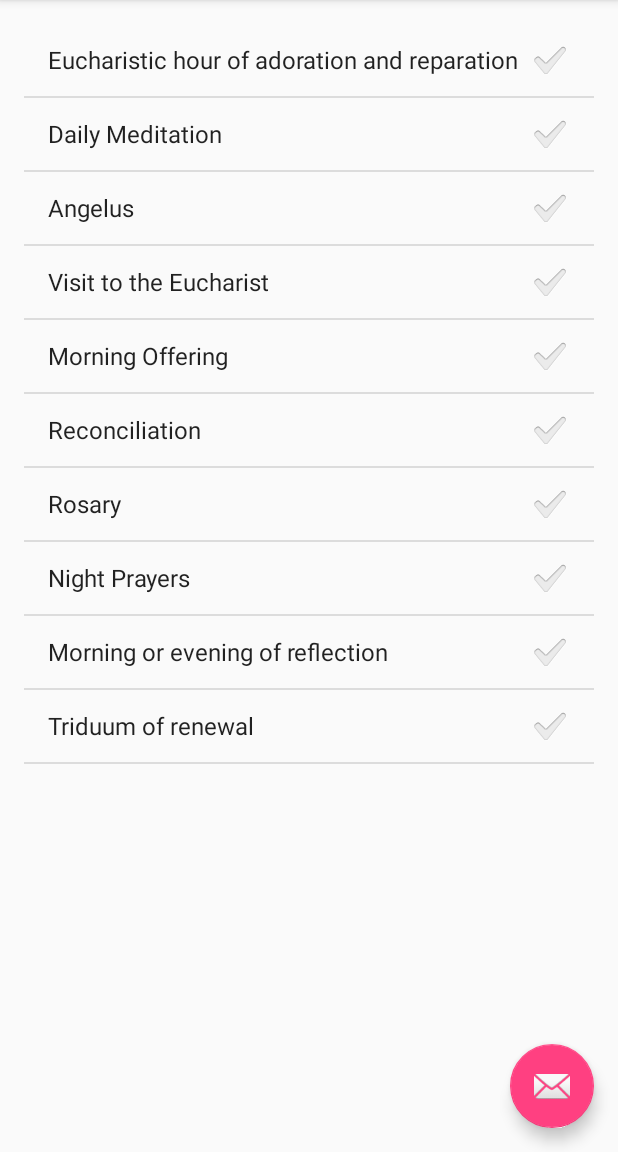
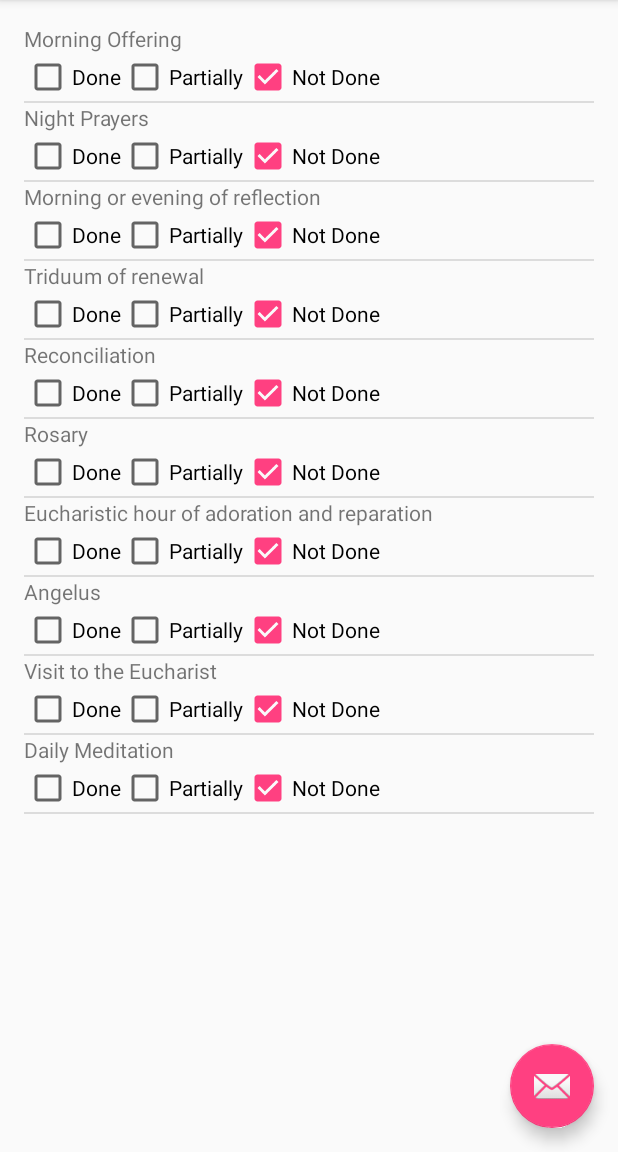
Before and after one commit to mmfsf/eprogramoflife, an Android app: the screen it shows after launch (MainActivity), on a phone screen of 412 x 824 dp, the part 84-1236 px from its top. Run offline under Robolectric (Android 15) with nearby library versions, the phone set to English and light mode, and no system bars.

Commit message:
implement custom list view and adapter for commitments

```diff
--- /dev/null
+++ b/code/eprogramoflifeapp/app/src/main/java/com/ducinaltum/programoflife/CommitmentsAdapter.java
@@ -0,0 +1,79 @@
+package com.ducinaltum.programoflife;
+
+import android.content.Context;
+import android.view.LayoutInflater;
+import android.view.View;
+import android.view.ViewGroup;
+import android.widget.ArrayAdapter;
+import android.widget.CheckBox;
+import android.widget.TextView;
+
+import java.util.ArrayList;
+import java.util.Date;
+import java.util.List;
+
+import domain.Commitment;
+
+/**
+ * Created by marcosfarias on 3/13/17.
+ */
+
+public class CommitmentsAdapter extends ArrayAdapter<Commitment> {
+    private ArrayList<Commitment> dataSet;
+    Context mContext;
+
+    public CommitmentsAdapter(Context context, int textViewResourceId) {
+        super(context, textViewResourceId);
+    }
+
+    public CommitmentsAdapter(Context context, int resource, List<Commitment> data) {
+        super(context, resource, data);
+    }
+
+    @Override
+    public View getView(int position, View convertView, ViewGroup parent) {
+        View v = convertView;
+
+        if (v == null) {
+            LayoutInflater vi;
+            vi = LayoutInflater.from(getContext());
+            v = vi.inflate(R.layout.list_commitment, null);
+        }
+
+        Commitment p = getItem(position);
+
+        if (p != null) {
+            TextView tt1 = (TextView) v.findViewById(R.id.tvDescription);
+            CheckBox cbDone = (CheckBox) v.findViewById(R.id.cbDone);
+            CheckBox cbPartially = (CheckBox) v.findViewById(R.id.cbPartialy);
+            CheckBox cbNotDone = (CheckBox) v.findViewById(R.id.cbNotDone);
+
+            if (tt1 != null) {
+                tt1.setText(p.getDescription());
+            }
+
+            Commitment.Level level = Commitment.Level.NotDone; //p.getPerformed().get(new Date());
+
+            switch (level){
+                case Done:
+                    cbDone.setChecked(true);
+                    cbPartially.setChecked(false);
+                    cbNotDone.setChecked(false);
+                    break;
+                case Partially:
+                    cbDone.setChecked(false);
+                    cbPartially.setChecked(true);
+                    cbNotDone.setChecked(false);
+                    break;
+                case NotDone:
+                    cbDone.setChecked(false);
+                    cbPartially.setChecked(false);
+                    cbNotDone.setChecked(true);
+                    break;
+            }
+        }
+
+        return v;
+    }
+
+}
--- a/code/eprogramoflifeapp/app/src/main/java/com/ducinaltum/programoflife/MainActivity.java
+++ b/code/eprogramoflifeapp/app/src/main/java/com/ducinaltum/programoflife/MainActivity.java
@@ -1,5 +1,6 @@
 package com.ducinaltum.programoflife;
 
+import android.content.Context;
 import android.os.Bundle;
 import android.support.design.widget.FloatingActionButton;
 import android.support.design.widget.Snackbar;
@@ -8,6 +9,7 @@ import android.support.v7.widget.Toolbar;
 import android.view.Menu;
 import android.view.MenuItem;
 import android.view.View;
+import android.view.ViewGroup;
 import android.widget.AdapterView;
 import android.widget.ArrayAdapter;
 import android.widget.CheckedTextView;
@@ -20,6 +22,7 @@ import domain.Commitment;
 import domain.Commitments;
 
 public class MainActivity extends AppCompatActivity {
+    private static final String dataFileName = "data";
 
     @Override
     protected void onCreate(Bundle savedInstanceState) {
@@ -39,23 +42,16 @@ public class MainActivity extends AppCompatActivity {
 
         Commitments commitments = new Commitments();
 
-        List<String> data = new ArrayList<>();
         for (Commitment c: commitments.getCommitments()) {
-            int id = getResources().getIdentifier(c.getDescription(), "string", getPackageName());
-            data.add(getString(id));
+            int id = getResources().getIdentifier(c.getName(), "string", getPackageName());
+            c.setDescription(getString(id));
         }
 
-        ArrayAdapter<String> adapter = new ArrayAdapter<>(this, android.R.layout.simple_list_item_checked, data);
+        List<Commitment> list = new ArrayList<>(commitments.getCommitments());
+
+        CommitmentsAdapter adapter = new CommitmentsAdapter(this, R.layout.list_commitment, list);
         final ListView listView = (ListView) findViewById(R.id.lvCommitments);
         listView.setAdapter(adapter);
-
-        listView.setOnItemClickListener(new AdapterView.OnItemClickListener() {
-            @Override
-            public void onItemClick(AdapterView<?> parent, View view, int position, long id) {
-                CheckedTextView textView = (CheckedTextView)view;
-                textView.setChecked(!textView.isChecked());
-            }
-        });
 
     }
 
--- a/code/eprogramoflifeapp/app/src/main/java/domain/Commitment.java
+++ b/code/eprogramoflifeapp/app/src/main/java/domain/Commitment.java
@@ -11,21 +11,26 @@ public class Commitment {
     public enum Frequency { Daily, Weekly, Biweekly, Monthly, Yarly }
     public enum Level { Done, Partially, NotDone }
 
+    private String name;
     private String description;
     private Frequency frequency;
 
     private HashMap<Date, Level> performed;
 
-    public Commitment(String description, Frequency frequency) {
-        this.description = description;
+    public Commitment(String name, Frequency frequency) {
+        this.name = name;
         this.frequency = frequency;
 
         this.performed = new HashMap<>();
     }
 
-    public String getDescription() {
-        return description;
+    public String getName() {
+        return name;
     }
+
+    public String getDescription() { return description; }
+
+    public void setDescription(String description) { this.description = description; }
 
     public Frequency getFrequency() {
         return frequency;
@@ -44,12 +49,12 @@ public class Commitment {
 
     @Override
     public boolean equals(Object o) {
-        return ((Commitment)o).getDescription() == this.description &&
+        return ((Commitment)o).getName() == this.name &&
                ((Commitment)o).getFrequency() == this.frequency;
     }
 
     @Override
     public int hashCode() {
-        return this.description.hashCode() + this.frequency.hashCode();
+        return this.name.hashCode() + this.frequency.hashCode();
     }
 }
--- a/code/eprogramoflifeapp/app/src/main/res/layout/list_commitment.xml
+++ b/code/eprogramoflifeapp/app/src/main/res/layout/list_commitment.xml
@@ -1,29 +1,38 @@
 <?xml version="1.0" encoding="utf-8"?>
 <LinearLayout xmlns:android="http://schemas.android.com/apk/res/android"
-    android:orientation="vertical" android:layout_width="match_parent"
-    android:layout_height="match_parent">
+    android:layout_width="match_parent"
+    android:layout_height="match_parent"
+    android:orientation="vertical">
+
 
     <TextView
-        android:text="TextView"
+        android:text="Commitment"
         android:layout_width="match_parent"
         android:layout_height="wrap_content"
-        android:id="@+id/textView" />
+        android:id="@+id/tvDescription" />
+    <LinearLayout
+        android:layout_width="match_parent"
+        android:layout_height="match_parent"
+        android:orientation="horizontal">
 
         <CheckBox
-        android:text="CheckBox"
-        android:layout_width="match_parent"
+            android:text="@string/level_done"
+            android:layout_width="wrap_content"
             android:layout_height="wrap_content"
-        android:id="@+id/checkBox" />
+            android:id="@+id/cbDone" />
 
         <CheckBox
-        android:text="CheckBox"
-        android:layout_width="match_parent"
+            android:text="@string/level_partially"
+            android:layout_width="wrap_content"
             android:layout_height="wrap_content"
-        android:id="@+id/checkBox2" />
+            android:id="@+id/cbPartialy" />
 
         <CheckBox
-        android:text="CheckBox"
-        android:layout_width="match_parent"
+            android:text="@string/level_notdone"
+            android:layout_width="wrap_content"
             android:layout_height="wrap_content"
-        android:id="@+id/checkBox3" />
+            android:id="@+id/cbNotDone" />
     </LinearLayout>
+
+
+</LinearLayout>
--- a/code/eprogramoflifeapp/app/src/main/res/values/strings.xml
+++ b/code/eprogramoflifeapp/app/src/main/res/values/strings.xml
@@ -12,4 +12,8 @@
     <string name="eucharistichour">Eucharistic hour of adoration and reparation</string>
     <string name="reflection">Morning or evening of reflection</string>
     <string name="triduum">Triduum of renewal</string>
+
+    <string name="level_done">Done</string>
+    <string name="level_partially">Partially</string>
+    <string name="level_notdone">Not Done</string>
 </resources>
```
Also changed, not shown: 1 other file. Lines whose indentation alone changed are shown as unchanged.
